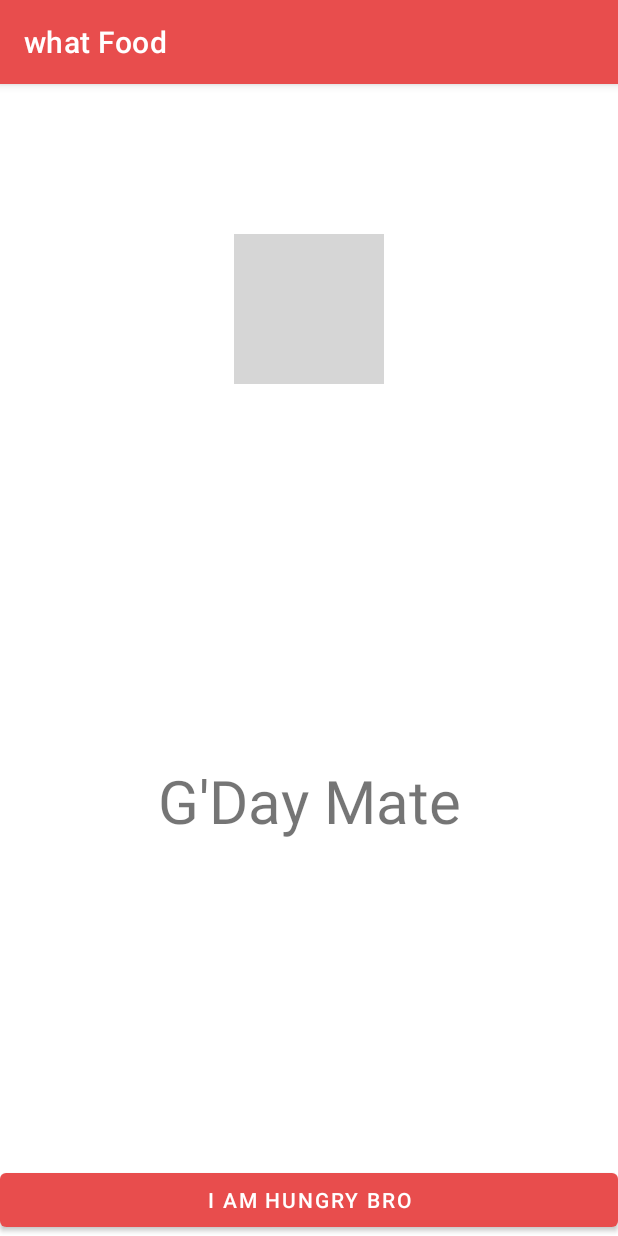
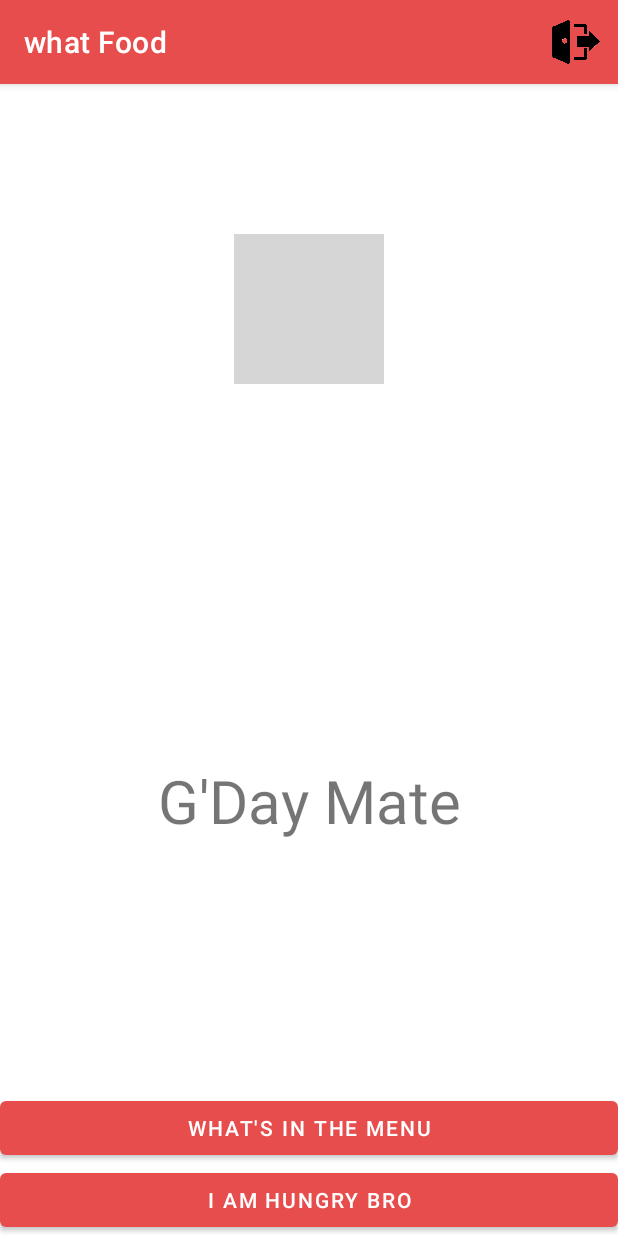
Before and after one commit to silverstone-git/what-food, an Android app: the screen it shows after launch once a user with an empty profile is signed in (MainActivity), on a phone screen of 412 x 824 dp. Run offline under Robolectric (Android 15) with nearby library versions, the phone set to English and light mode, and no system bars; our stand-ins replace Firebase (no records; nobody signed in at launch, a user with empty details on screens opened directly); libraries missing offline, so code that uses them is left out: com.firebase.ui; pictures from the network do not load; grey boxes are pictures that could not be loaded.

Commit message:
Added a new activity for adding stuff in firebase database, also an options menu for log out

```diff
--- a/app/src/main/AndroidManifest.xml
+++ b/app/src/main/AndroidManifest.xml
@@ -4,12 +4,15 @@
 
     <application
         android:allowBackup="true"
+        android:fullBackupOnly="true"
         android:icon="@mipmap/ic_launcher"
         android:label="@string/app_name"
         android:roundIcon="@mipmap/ic_launcher_round"
         android:supportsRtl="true"
-        android:fullBackupOnly="true"
         android:theme="@style/Theme.WhatFood">
+        <activity
+            android:name=".editCuisine"
+            android:exported="false" />
         <activity
             android:name=".loginActivity"
             android:exported="false" />
--- a/app/src/main/java/com/example/whatfood/MainActivity.kt
+++ b/app/src/main/java/com/example/whatfood/MainActivity.kt
@@ -5,6 +5,10 @@ import android.graphics.drawable.Drawable
 import androidx.appcompat.app.AppCompatActivity
 import android.os.Bundle
 import android.util.Log
+import android.view.Menu
+import android.view.MenuInflater
+import android.view.MenuItem
+import android.view.View
 import android.widget.ImageView
 import android.widget.TextView
 import com.bumptech.glide.Glide
@@ -13,6 +17,8 @@ import com.bumptech.glide.load.engine.GlideException
 import com.bumptech.glide.request.RequestListener
 import com.bumptech.glide.request.target.Target
 import com.example.whatfood.R.id.nameDisplay
+import com.firebase.ui.auth.AuthUI
+import com.google.android.material.snackbar.Snackbar
 import com.google.firebase.auth.FirebaseAuth
 import java.lang.Math.random
 import com.example.whatfood.R.id.foodText as foodText1
@@ -27,27 +33,27 @@ class MainActivity : AppCompatActivity() {
         "Dal Parantha",
         "Red Sauce Pasta",
         "White Sauce Pasta",
-        "Macaroni" ,
-        "Bread Butter" ,
-        "Mayo Sandwich" ,
-        "Bread Peanut Butter" ,
-        "Mooli Parantha" ,
-        "Aloo Parantha" ,
+        "Macaroni",
+        "Bread Butter",
+        "Mayo Sandwich",
+        "Bread Peanut Butter",
+        "Mooli Parantha",
+        "Aloo Parantha",
         "Pyaz Parantha",
         "Chilla",
         "Idli",
-        "Oats" ,
-        "Dal Parantha" ,
+        "Oats",
+        "Dal Parantha",
         "Pav Bhaji",
         "Seviyaan",
         "Poha",
         "Chuha Bread",
-        "Aloo Pakoda" ,
+        "Aloo Pakoda",
         "Pyaz Pakoda",
-        "Maggi" ,
-        "Palak Parantha" ,
-        "Paneer Parantha" ,
-        "Sooji Bread" ,
+        "Maggi",
+        "Palak Parantha",
+        "Paneer Parantha",
+        "Sooji Bread",
         "Vegetable Dalia",
         "Kathi Roll",
         "Chhole Bhature",
@@ -60,17 +66,15 @@ class MainActivity : AppCompatActivity() {
     )
 
 
-
-
     override fun onCreate(savedInstanceState: Bundle?) {
         super.onCreate(savedInstanceState)
         setContentView(R.layout.activity_main)
 
-        val displayImageView : ImageView = findViewById(dp1)
-        val nameDisplayView : TextView = findViewById(nameDisplay)
+        val displayImageView: ImageView = findViewById(dp1)
+        val nameDisplayView: TextView = findViewById(nameDisplay)
         val user = FirebaseAuth.getInstance().currentUser
 
-        if ( user == null ) {
+        if (user == null) {
             startActivity(Intent(this, loginActivity::class.java))
         } else {
             // Here, we take the data pertaining to the user by logging the user to Firebase DB
@@ -103,10 +107,11 @@ class MainActivity : AppCompatActivity() {
 
             nameDisplayView.text = user.displayName
 
+
         }
     }
 
-    fun genrand(view: android.view.View) {
+    fun genrand(view: View) {
 
         // The Function being called to change the main text again and again
         val floatindex = random() * foodList.size
@@ -114,7 +119,45 @@ class MainActivity : AppCompatActivity() {
 
 
         // The actual Changing of text
-        val textView : TextView = findViewById(foodText1)
+        val textView: TextView = findViewById(foodText1)
         textView.text = foodList[index]
     }
+
+   fun goEdit(view: View)  {
+        startActivity(Intent(this, editCuisine::class.java))
+   }
+
+    override fun onCreateOptionsMenu(menu: Menu): Boolean {
+        val inflater: MenuInflater = menuInflater
+        inflater.inflate(R.menu.options_menu, menu)
+        return true
+    }
+
+    override fun onOptionsItemSelected(item: MenuItem): Boolean {
+        // Handle item selection
+        return when (item.itemId) {
+            R.id.action_logout -> {
+                AuthUI.getInstance()
+                    .signOut(this)
+                    .addOnCompleteListener {
+                        // ...
+                    }
+
+
+                Snackbar.make(
+                    this,
+                    findViewById(R.id.action_logout),
+                    "You Have Been Successfully Logged Out",
+                    Snackbar.LENGTH_LONG
+                ).show()
+
+                startActivity(Intent(this, loginActivity::class.java).putExtra(Intent.EXTRA_TEXT, "Bruh you logged out"))
+                true
+            }
+            else -> super.onOptionsItemSelected(item)
+        }
+    }
+
+
+
 }
--- a/app/src/main/res/layout/activity_main.xml
+++ b/app/src/main/res/layout/activity_main.xml
@@ -24,14 +24,15 @@
         app:layout_constraintStart_toStartOf="parent"
         app:layout_constraintTop_toTopOf="parent"
         android:layout_marginTop="100dp"
-        tools:srcCompat="@tools:sample/avatars" />
+        tools:srcCompat="@tools:sample/avatars"
+        />
 
     <TextView
         android:id="@id/nameDisplay"
         android:layout_width="wrap_content"
         android:layout_height="wrap_content"
         android:text="@string/john_doe"
-        android:textSize="25dp"
+        android:textSize="25sp"
         app:layout_constraintEnd_toEndOf="parent"
         app:layout_constraintStart_toStartOf="parent"
         app:layout_constraintTop_toBottomOf="@+id/displayProfile" />
@@ -41,10 +42,20 @@
         android:layout_width="wrap_content"
         android:layout_height="wrap_content"
         android:text="@string/g_day_mate"
-        android:textSize="40dp"
+        android:textSize="40sp"
         app:layout_constraintBottom_toTopOf="@+id/mainButton"
         app:layout_constraintEnd_toEndOf="parent"
         app:layout_constraintStart_toStartOf="parent"
         app:layout_constraintTop_toBottomOf="@+id/nameDisplay" />
 
+    <Button
+        android:id="@+id/button2"
+        android:onClick="goEdit"
+        android:layout_width="match_parent"
+        android:layout_height="wrap_content"
+        android:text="@string/what_s_in_the_menu"
+        app:layout_constraintBottom_toTopOf="@+id/mainButton"
+        app:layout_constraintEnd_toEndOf="parent"
+        app:layout_constraintStart_toStartOf="parent" />
+
 </androidx.constraintlayout.widget.ConstraintLayout>
--- /dev/null
+++ b/app/src/main/res/menu/options_menu.xml
@@ -0,0 +1,10 @@
+<?xml version="1.0" encoding="utf-8"?>
+<menu xmlns:app="http://schemas.android.com/apk/res-auto"
+    xmlns:android="http://schemas.android.com/apk/res/android">
+
+    <item android:title="@string/log_out"
+        android:id="@+id/action_logout"
+        app:showAsAction="ifRoom"
+        android:icon="@drawable/exit"
+        />
+</menu>
--- a/app/src/main/res/values/strings.xml
+++ b/app/src/main/res/values/strings.xml
@@ -4,4 +4,10 @@
     <string name="i_am_hungry_bro">I am Hungry Bro</string>
     <string name="welcome">Welcome</string>
     <string name="john_doe">John Doe</string>
+    <string name="log_out">Log Out</string>
+    <string name="what_s_in_the_menu">What\'s in the Menu</string>
+    <string name="new_food_here">New Food Here</string>
+    <string name="ascii_default">--__--</string>
+    <string name="submit">Submit</string>
+    <string name="get_food">Get Food</string>
 </resources>
```
Also changed, not shown: app/build.gradle (+7 -2 lines), app/src/main/java/com/example/whatfood/editCuisine.kt (added, +73 -0 lines), app/src/main/java/com/example/whatfood/loginActivity.kt (+14 -3 lines), app/src/main/res/layout/activity_edit_cuisine.xml (added, +58 -0 lines), app/src/main/res/drawable/exit.png (added).
